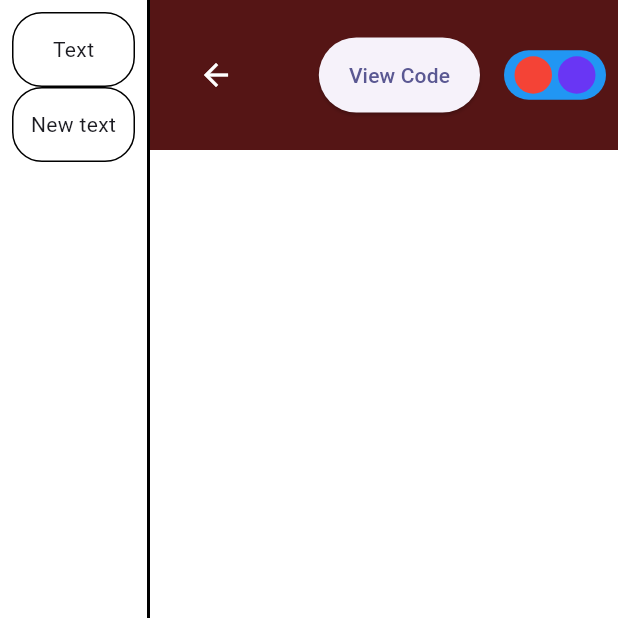
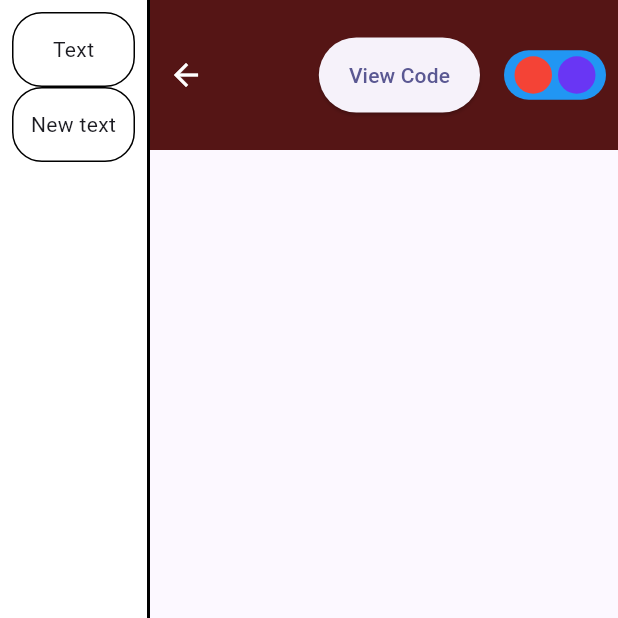
Before and after one commit to GeorgProfi/gen_landings, a Flutter app: the screen it shows after launch, on a phone screen of 412 x 824 dp, the top half of it. Run offline on Flutter 3.47's test engine with Material 3 defaults, Android fonts, the phone set to English and light mode, and no system bars; our stand-ins replace flutter_highlight.

Commit message:
Little design fix

```diff
--- a/lib/main.dart
+++ b/lib/main.dart
@@ -107,9 +107,11 @@
                       duration: Duration(milliseconds: 500),
                       width: headerVisible ? 100 : 0,
                     ),
-                    SizedBox(
+                    Visibility(
+                        visible: !headerVisible,
+                        child: SizedBox(
                           width: 20,
-                    ),
+                        )),
                     IconButton(
                       icon: Icon(headerVisible ? Icons.arrow_back : Icons.menu),
                       onPressed: pressButt,
@@ -151,9 +153,16 @@
                         child: StyleChoicer(
                           changeStyleFunction: changeStyle,
                           styles: styles,
-                        ))
+                        )),
                   ],
                 ),
+              ),
+              Row(
+                children: [
+                  AnimatedContainer(
+                    duration: Duration(milliseconds: 500),
+                    width: headerVisible ? 100 : 0,
+                    height: 10,
                   ),
                   Expanded(
                     child: Container(
@@ -161,6 +170,8 @@
                       child: Center(child: visibleWidget),
                     ),
                   ),
+                ],
+              )
             ],
           ),
           Positioned(
```
Lines whose indentation alone changed are shown as unchanged.
